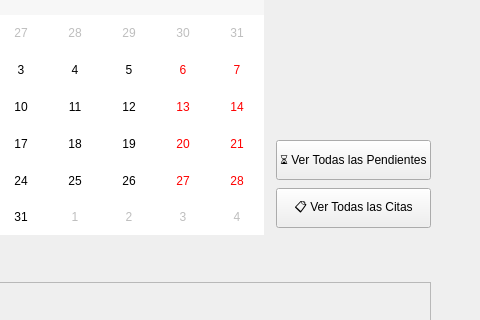
Preferablembrace1/CTRLZ-Barbershop, file ui/page_admin.ui: the form before one commit; both pictures show x 165 to 645 and y 192 to 512 of the 645 by 607 pixel window.
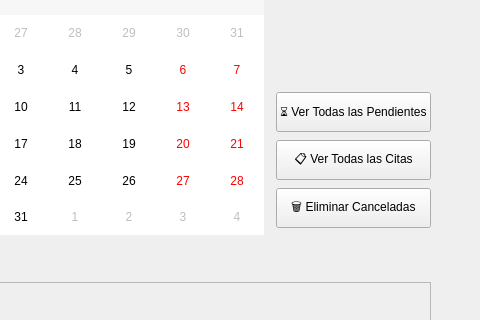
The form after the commit.

What changed in the file:
```diff
--- a/ui/page_admin.ui
+++ b/ui/page_admin.ui
@@ -82,6 +82,13 @@
              <property name="cssClass" stdset="0"><string>btnSecondary</string></property>
             </widget>
            </item>
+           <item>
+            <widget class="QPushButton" name="btnEliminarCanceladas">
+             <property name="text"><string>🗑️ Eliminar Canceladas</string></property>
+             <property name="minimumSize"><size><width>0</width><height>40</height></size></property>
+             <property name="cssClass" stdset="0"><string>btnDelete</string></property>
+            </widget>
+           </item>
            <item>
             <spacer name="spacerCalendarInfo">
              <property name="orientation"><enum>Qt::Vertical</enum></property>
```
Left out of the diff: 5 changed lines with no effect on the pictures.
